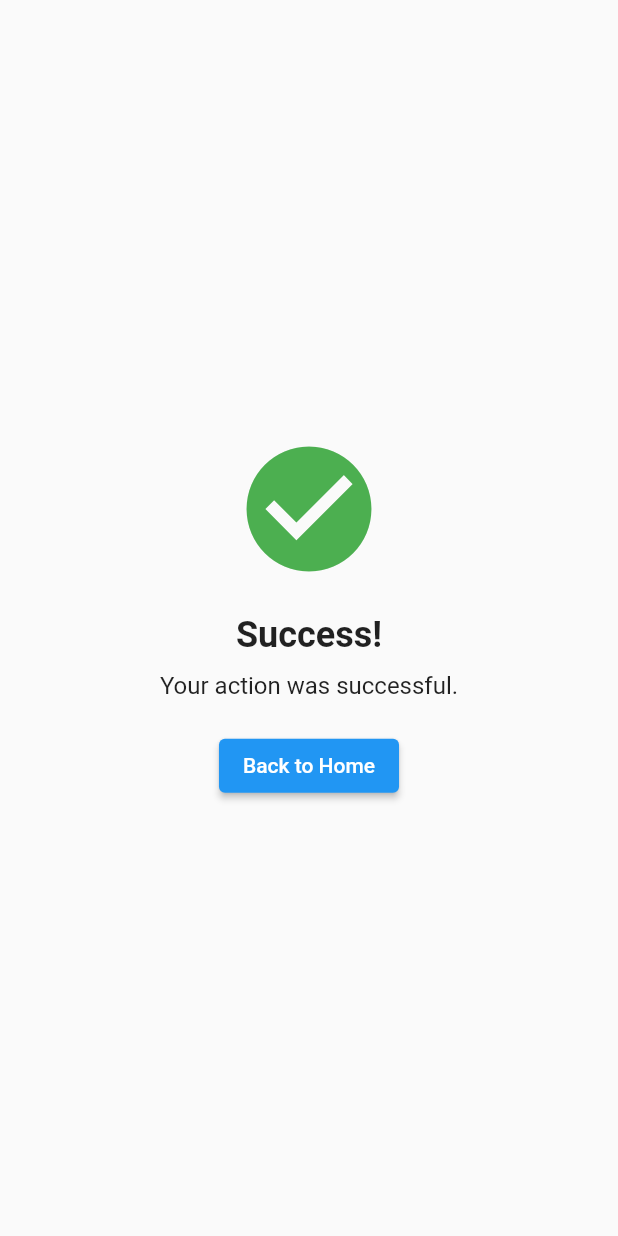
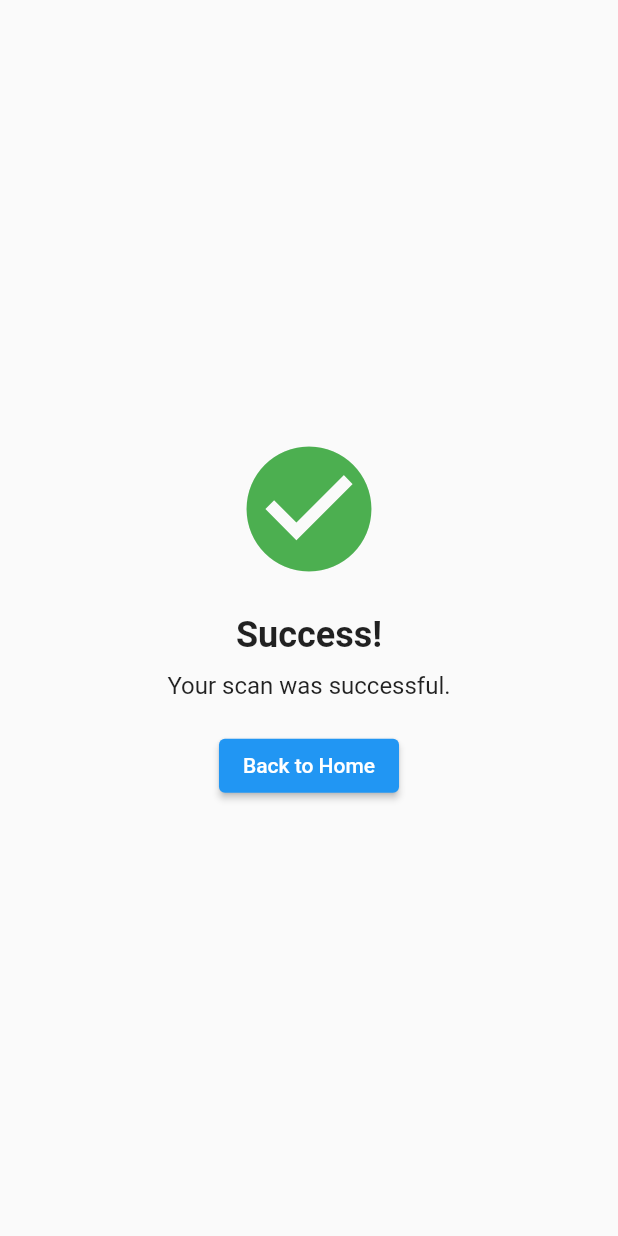
Before and after one commit to HristoPetkov94/flutter-credit-card-scanner, a Flutter app: the SuccessPage screen opened directly, on a phone screen of 412 x 824 dp. Run offline on Flutter 3.47's test engine with Material 2 defaults, Android fonts, the phone set to English and light mode, and no system bars; missing offline and left inert: credit_card_scanner.

Commit message:
update label in success page

```diff
--- a/lib/success_page/success_page.dart
+++ b/lib/success_page/success_page.dart
@@ -25,7 +25,7 @@ class SuccessPage extends StatelessWidget {
             ),
             const SizedBox(height: 10.0),
             const Text(
-              'Your action was successful.',
+              'Your scan was successful.',
               style: TextStyle(fontSize: 16.0),
             ),
             const SizedBox(height: 20.0),
```
